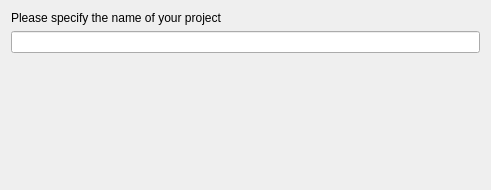
Old version of the form packages/com.milosolutions.default/meta/projectnamewidget.ui in the repository milosolutions/mcdb-installer.
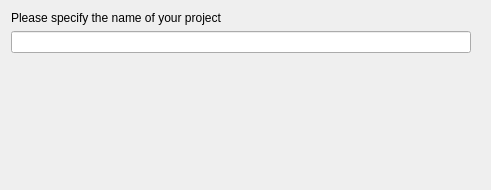
New version of the form.

What changed in the file:
```diff
--- a/packages/com.milosolutions.default/meta/projectnamewidget.ui
+++ b/packages/com.milosolutions.default/meta/projectnamewidget.ui
@@ -26,6 +26,9 @@
    <string>Project name</string>
   </property>
   <layout class="QVBoxLayout" name="verticalLayout">
+   <property name="rightMargin">
+    <number>20</number>
+   </property>
    <item>
     <widget class="QLabel" name="labelProject">
      <property name="text">
```
Left out of the diff: 3 changed lines with no effect on the pictures. Lines whose indentation alone changed are shown as unchanged.
